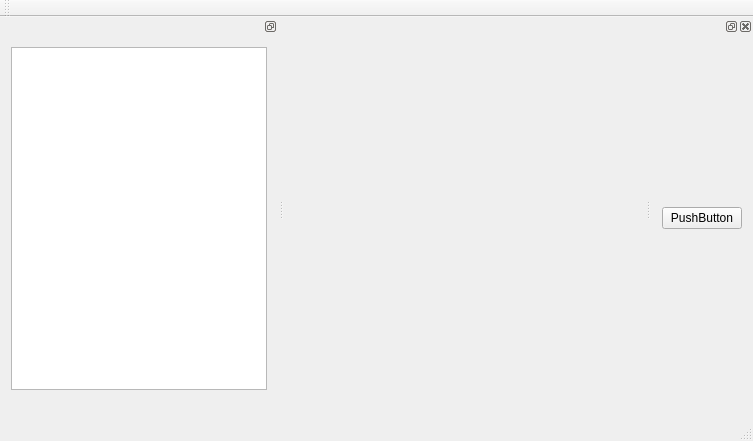
This is App/AppSDT/sdtmainwindow.ui in tiangaomingjing/ServoDriveTech as Qt 5 draws it before an edit. The edited form follows.
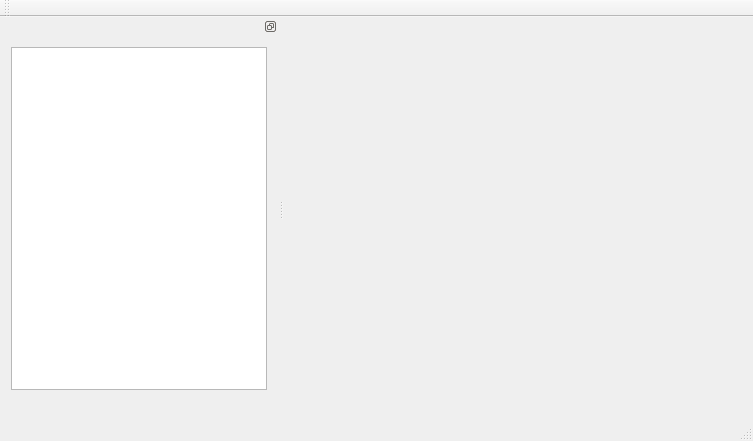
This is the edited form.

Commit message: 增加可弹出式绘图plot

```diff
--- a/App/AppSDT/sdtmainwindow.ui
+++ b/App/AppSDT/sdtmainwindow.ui
@@ -91,22 +91,6 @@
     </layout>
    </widget>
   </widget>
-  <widget class="QDockWidget" name="dockWidgetPlot">
-   <attribute name="dockWidgetArea">
-    <number>2</number>
-   </attribute>
-   <widget class="QWidget" name="dockWidgetContentsPlot">
-    <layout class="QHBoxLayout" name="horizontalLayout">
-     <item>
-      <widget class="QPushButton" name="pushButton">
-       <property name="text">
-        <string>PushButton</string>
-       </property>
-      </widget>
-     </item>
-    </layout>
-   </widget>
-  </widget>
  </widget>
  <layoutdefault spacing="6" margin="11"/>
  <resources/>
```
The commit also changes 25 other files.
